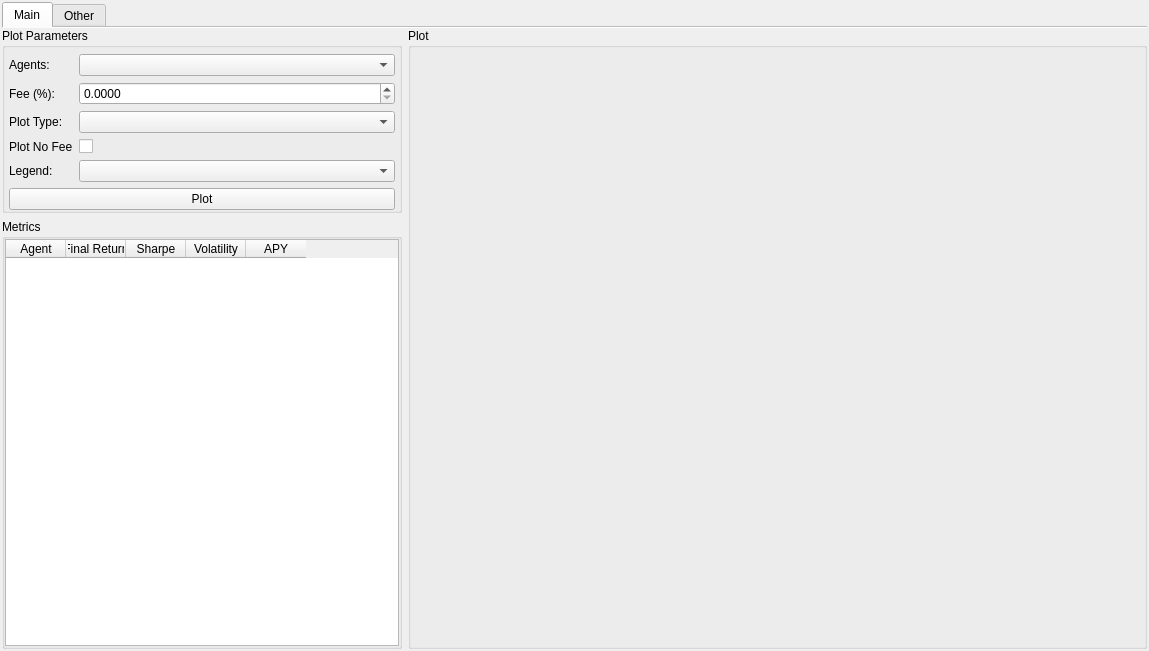
Above: gui/backtest_results_window.ui from kolomeytsev/technotrader before the change. Below: the same form after it.
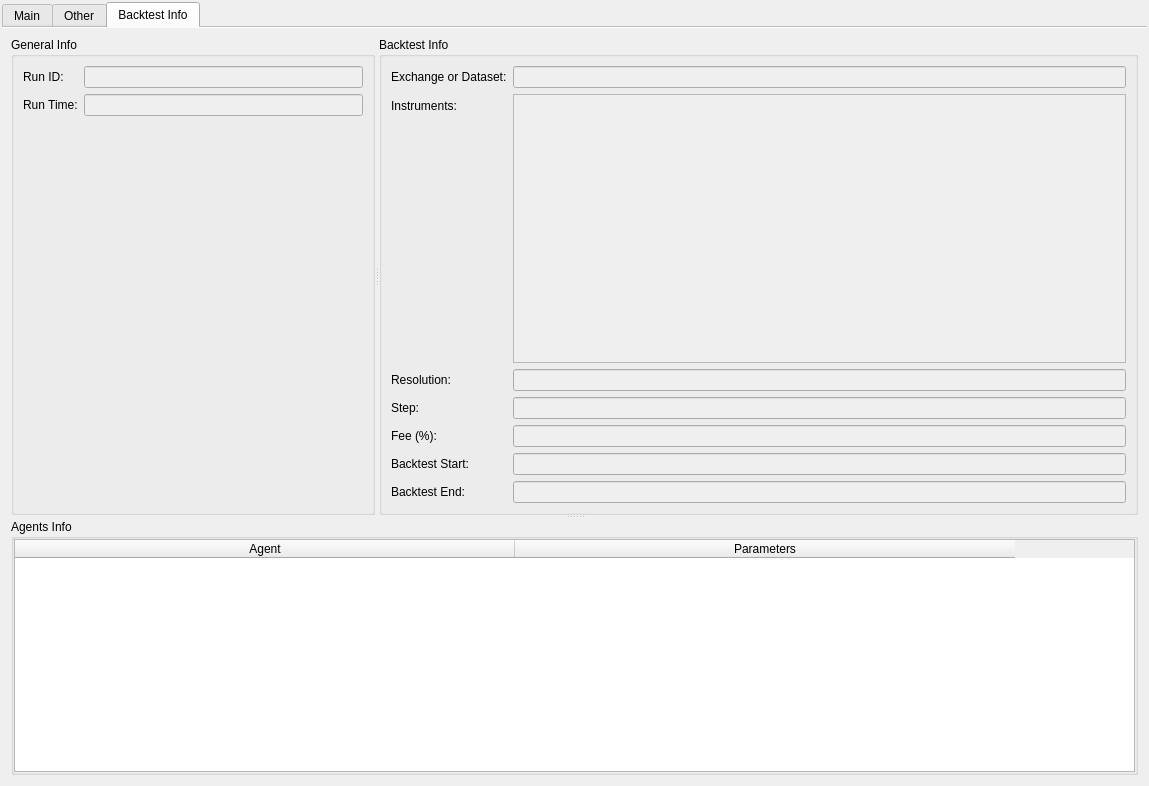
That is the form after the change. The open tabs and pages were chosen to show the change.

```diff
--- a/gui/backtest_results_window.ui
+++ b/gui/backtest_results_window.ui
@@ -7,7 +7,7 @@
     <x>0</x>
     <y>0</y>
     <width>1149</width>
-    <height>651</height>
+    <height>786</height>
    </rect>
   </property>
   <property name="windowTitle">
@@ -59,29 +59,37 @@
       <attribute name="title">
        <string>Main</string>
       </attribute>
-      <layout class="QGridLayout" name="gridLayout">
+      <layout class="QVBoxLayout" name="verticalLayout_4">
        <property name="leftMargin">
-        <number>0</number>
+        <number>5</number>
        </property>
        <property name="topMargin">
-        <number>0</number>
+        <number>5</number>
        </property>
        <property name="rightMargin">
-        <number>0</number>
+        <number>5</number>
        </property>
        <property name="bottomMargin">
-        <number>0</number>
+        <number>5</number>
        </property>
-       <item row="0" column="0">
+       <item>
+        <widget class="QSplitter" name="splitter_2">
+         <property name="orientation">
+          <enum>Qt::Vertical</enum>
+         </property>
+         <widget class="QSplitter" name="splitter">
+          <property name="orientation">
+           <enum>Qt::Horizontal</enum>
+          </property>
         <widget class="QGroupBox" name="groupBoxPlotParameters">
          <property name="maximumSize">
           <size>
-           <width>400</width>
-           <height>200</height>
+             <width>300</width>
+             <height>16777215</height>
           </size>
          </property>
          <property name="title">
-          <string>Plot Parameters</string>
+            <string>Parameters</string>
          </property>
          <layout class="QFormLayout" name="formLayout_2">
           <property name="leftMargin">
@@ -94,7 +102,7 @@
            <number>4</number>
           </property>
           <property name="bottomMargin">
-           <number>0</number>
+             <number>2</number>
           </property>
           <item row="0" column="0">
            <widget class="QLabel" name="labelPlotAgents">
@@ -103,9 +111,6 @@
             </property>
            </widget>
           </item>
-          <item row="0" column="1">
-           <widget class="QComboBox" name="comboBoxPlotAgents"/>
-          </item>
           <item row="1" column="0">
            <widget class="QLabel" name="labelPlotFee">
             <property name="text">
@@ -129,16 +134,6 @@
             </property>
            </widget>
           </item>
-          <item row="8" column="0" colspan="2">
-           <widget class="QPushButton" name="pushButtonPlot">
-            <property name="text">
-             <string>Plot</string>
-            </property>
-           </widget>
-          </item>
-          <item row="3" column="1">
-           <widget class="QComboBox" name="comboBoxPlotType"/>
-          </item>
           <item row="3" column="0">
            <widget class="QLabel" name="labelPlotType">
             <property name="text">
@@ -146,6 +141,9 @@
             </property>
            </widget>
           </item>
+            <item row="3" column="1">
+             <widget class="QComboBox" name="comboBoxPlotType"/>
+            </item>
           <item row="4" column="0">
            <widget class="QLabel" name="labelPlotNoFee">
             <property name="text">
@@ -153,60 +151,51 @@
             </property>
            </widget>
           </item>
-          <item row="6" column="0">
+            <item row="4" column="1">
+             <widget class="QCheckBox" name="checkBoxPlotWithNoFee">
+              <property name="text">
+               <string/>
+              </property>
+             </widget>
+            </item>
+            <item row="5" column="0">
            <widget class="QLabel" name="labelLegend">
             <property name="text">
              <string>Legend:</string>
             </property>
            </widget>
           </item>
-          <item row="6" column="1">
+            <item row="5" column="1">
            <widget class="QComboBox" name="comboBoxLegend"/>
           </item>
-          <item row="4" column="1">
-           <widget class="QCheckBox" name="checkBoxPlotWithNoFee">
-            <property name="text">
-             <string/>
-            </property>
-           </widget>
-          </item>
-         </layout>
-        </widget>
-       </item>
-       <item row="0" column="1" rowspan="2">
-        <widget class="QGroupBox" name="groupBoxPlot">
+            <item row="6" column="1">
+             <widget class="QPushButton" name="pushButtonPlot">
          <property name="sizePolicy">
-          <sizepolicy hsizetype="Expanding" vsizetype="Expanding">
+               <sizepolicy hsizetype="Preferred" vsizetype="Fixed">
            <horstretch>0</horstretch>
            <verstretch>0</verstretch>
           </sizepolicy>
          </property>
-         <property name="minimumSize">
-          <size>
-           <width>700</width>
-           <height>0</height>
-          </size>
-         </property>
-         <property name="title">
+              <property name="text">
           <string>Plot</string>
          </property>
-         <layout class="QVBoxLayout" name="verticalLayout_2">
-          <property name="leftMargin">
-           <number>0</number>
-          </property>
-          <property name="topMargin">
-           <number>0</number>
-          </property>
-          <property name="rightMargin">
-           <number>0</number>
-          </property>
-          <property name="bottomMargin">
-           <number>0</number>
-          </property>
-         </layout>
-        </widget>
-       </item>
-       <item row="1" column="0">
+             </widget>
+            </item>
+            <item row="6" column="0">
+             <widget class="QPushButton" name="pushButtonComputeMetrics">
+              <property name="sizePolicy">
+               <sizepolicy hsizetype="Preferred" vsizetype="Fixed">
+                <horstretch>0</horstretch>
+                <verstretch>0</verstretch>
+               </sizepolicy>
+              </property>
+              <property name="text">
+               <string>Compute Metrics</string>
+              </property>
+             </widget>
+            </item>
+           </layout>
+          </widget>
         <widget class="QGroupBox" name="groupBoxMetrics">
          <property name="minimumSize">
           <size>
@@ -216,17 +205,14 @@
          </property>
          <property name="maximumSize">
           <size>
-           <width>400</width>
+             <width>16777215</width>
            <height>16777215</height>
           </size>
          </property>
          <property name="title">
           <string>Metrics</string>
          </property>
-         <layout class="QVBoxLayout" name="verticalLayout_3" stretch="0">
-          <property name="spacing">
-           <number>-1</number>
-          </property>
+           <layout class="QVBoxLayout" name="verticalLayout_3">
           <property name="leftMargin">
            <number>0</number>
           </property>
@@ -241,8 +227,13 @@
           </property>
           <item>
            <widget class="QTableWidget" name="tableWidgetMetrics">
+              <property name="font">
+               <font>
+                <pointsize>13</pointsize>
+               </font>
+              </property>
             <attribute name="horizontalHeaderDefaultSectionSize">
-             <number>60</number>
+               <number>90</number>
             </attribute>
             <column>
              <property name="text">
@@ -251,7 +242,17 @@
             </column>
             <column>
              <property name="text">
-              <string>Final Return</string>
+                <string>Return (Sum)</string>
+               </property>
+              </column>
+              <column>
+               <property name="text">
+                <string>Return (Prod)</string>
+               </property>
+              </column>
+              <column>
+               <property name="text">
+                <string>APY</string>
              </property>
             </column>
             <column>
@@ -259,19 +260,57 @@
               <string>Sharpe</string>
              </property>
             </column>
+              <column>
+               <property name="text">
+                <string>MDD</string>
+               </property>
+              </column>
+              <column>
+               <property name="text">
+                <string>Turnover</string>
+               </property>
+              </column>
             <column>
              <property name="text">
               <string>Volatility</string>
              </property>
             </column>
-            <column>
-             <property name="text">
-              <string>APY</string>
-             </property>
-            </column>
            </widget>
           </item>
          </layout>
+          </widget>
+         </widget>
+         <widget class="QGroupBox" name="groupBoxPlot">
+          <property name="sizePolicy">
+           <sizepolicy hsizetype="Expanding" vsizetype="Expanding">
+            <horstretch>0</horstretch>
+            <verstretch>0</verstretch>
+           </sizepolicy>
+          </property>
+          <property name="minimumSize">
+           <size>
+            <width>700</width>
+            <height>0</height>
+           </size>
+          </property>
+          <property name="title">
+           <string>Plot</string>
+          </property>
+          <layout class="QVBoxLayout" name="verticalLayout_2">
+           <property name="leftMargin">
+            <number>0</number>
+           </property>
+           <property name="topMargin">
+            <number>0</number>
+           </property>
+           <property name="rightMargin">
+            <number>0</number>
+           </property>
+           <property name="bottomMargin">
+            <number>0</number>
+           </property>
+          </layout>
+         </widget>
         </widget>
        </item>
       </layout>
@@ -281,6 +320,204 @@
        <string>Other</string>
       </attribute>
      </widget>
+     <widget class="QWidget" name="tabBacktestInfo">
+      <attribute name="title">
+       <string>Backtest Info</string>
+      </attribute>
+      <layout class="QVBoxLayout" name="verticalLayout_5">
+       <item>
+        <widget class="QSplitter" name="splitter_4">
+         <property name="orientation">
+          <enum>Qt::Vertical</enum>
+         </property>
+         <widget class="QSplitter" name="splitter_3">
+          <property name="orientation">
+           <enum>Qt::Horizontal</enum>
+          </property>
+          <widget class="QGroupBox" name="groupBoxGeneralInfo">
+           <property name="title">
+            <string>General Info</string>
+           </property>
+           <layout class="QFormLayout" name="formLayout">
+            <item row="0" column="0">
+             <widget class="QLabel" name="labelRunId">
+              <property name="text">
+               <string>Run ID:</string>
+              </property>
+             </widget>
+            </item>
+            <item row="0" column="1">
+             <widget class="QLineEdit" name="lineEditRunId">
+              <property name="enabled">
+               <bool>false</bool>
+              </property>
+             </widget>
+            </item>
+            <item row="1" column="0">
+             <widget class="QLabel" name="labelRunTime">
+              <property name="text">
+               <string>Run Time:</string>
+              </property>
+             </widget>
+            </item>
+            <item row="1" column="1">
+             <widget class="QLineEdit" name="lineEditRunTime">
+              <property name="enabled">
+               <bool>false</bool>
+              </property>
+             </widget>
+            </item>
+           </layout>
+          </widget>
+          <widget class="QGroupBox" name="groupBoxBacktestInfo">
+           <property name="title">
+            <string>Backtest Info</string>
+           </property>
+           <layout class="QFormLayout" name="formLayout_3">
+            <item row="0" column="0">
+             <widget class="QLabel" name="labelDataset">
+              <property name="text">
+               <string>Exchange or Dataset:</string>
+              </property>
+             </widget>
+            </item>
+            <item row="0" column="1">
+             <widget class="QLineEdit" name="lineEditDataset">
+              <property name="enabled">
+               <bool>false</bool>
+              </property>
+             </widget>
+            </item>
+            <item row="1" column="0">
+             <widget class="QLabel" name="labelInstruments">
+              <property name="text">
+               <string>Instruments:</string>
+              </property>
+             </widget>
+            </item>
+            <item row="1" column="1">
+             <widget class="QTextEdit" name="textEditInstruments">
+              <property name="enabled">
+               <bool>false</bool>
+              </property>
+             </widget>
+            </item>
+            <item row="2" column="0">
+             <widget class="QLabel" name="labelResolution">
+              <property name="enabled">
+               <bool>true</bool>
+              </property>
+              <property name="text">
+               <string>Resolution:</string>
+              </property>
+             </widget>
+            </item>
+            <item row="2" column="1">
+             <widget class="QLineEdit" name="lineEditResolution">
+              <property name="enabled">
+               <bool>false</bool>
+              </property>
+             </widget>
+            </item>
+            <item row="3" column="0">
+             <widget class="QLabel" name="labelStep">
+              <property name="text">
+               <string>Step:</string>
+              </property>
+             </widget>
+            </item>
+            <item row="3" column="1">
+             <widget class="QLineEdit" name="lineEditStep">
+              <property name="enabled">
+               <bool>false</bool>
+              </property>
+             </widget>
+            </item>
+            <item row="4" column="0">
+             <widget class="QLabel" name="labelFee">
+              <property name="text">
+               <string>Fee (%):</string>
+              </property>
+             </widget>
+            </item>
+            <item row="4" column="1">
+             <widget class="QLineEdit" name="lineEditFee">
+              <property name="enabled">
+               <bool>false</bool>
+              </property>
+             </widget>
+            </item>
+            <item row="5" column="0">
+             <widget class="QLabel" name="labelBacktestStart">
+              <property name="text">
+               <string>Backtest Start:</string>
+              </property>
+             </widget>
+            </item>
+            <item row="5" column="1">
+             <widget class="QLineEdit" name="lineEditBacktestStart">
+              <property name="enabled">
+               <bool>false</bool>
+              </property>
+             </widget>
+            </item>
+            <item row="6" column="0">
+             <widget class="QLabel" name="labelBacktestEnd">
+              <property name="text">
+               <string>Backtest End:</string>
+              </property>
+             </widget>
+            </item>
+            <item row="6" column="1">
+             <widget class="QLineEdit" name="lineEditBacktestEnd">
+              <property name="enabled">
+               <bool>false</bool>
+              </property>
+             </widget>
+            </item>
+           </layout>
+          </widget>
+         </widget>
+         <widget class="QGroupBox" name="groupBoxAgentsInfo">
+          <property name="title">
+           <string>Agents Info</string>
+          </property>
+          <layout class="QVBoxLayout" name="verticalLayout_6">
+           <property name="leftMargin">
+            <number>0</number>
+           </property>
+           <property name="topMargin">
+            <number>0</number>
+           </property>
+           <property name="rightMargin">
+            <number>0</number>
+           </property>
+           <property name="bottomMargin">
+            <number>0</number>
+           </property>
+           <item>
+            <widget class="QTableWidget" name="tableWidgetAgentsInfo">
+             <attribute name="horizontalHeaderDefaultSectionSize">
+              <number>500</number>
+             </attribute>
+             <column>
+              <property name="text">
+               <string>Agent</string>
+              </property>
+             </column>
+             <column>
+              <property name="text">
+               <string>Parameters</string>
+              </property>
+             </column>
+            </widget>
+           </item>
+          </layout>
+         </widget>
+        </widget>
+       </item>
+      </layout>
+     </widget>
     </widget>
    </item>
   </layout>
```
Lines whose indentation alone changed are shown as unchanged.
